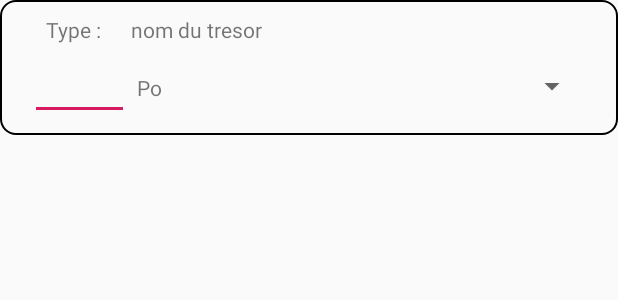
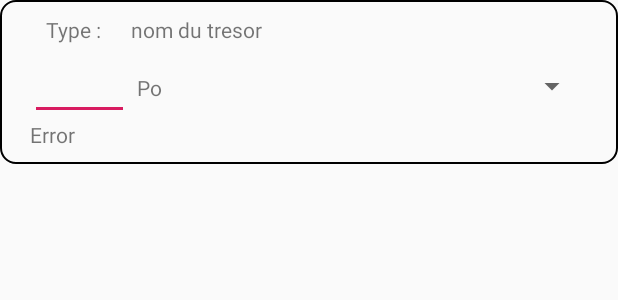
Before and after one commit to Y-YDev/PathfinderGenerator, an Android app: the layout treasure_elements.xml on its own in the app's theme, with its tools: preview values and no code run, on a phone screen of 412 x 824 dp. Shown: the top 300 px of the screen. Run offline under Robolectric (Android 15) with nearby library versions, the phone set to English and light mode, and no system bars.

```diff
--- a/App/app/src/main/res/layout/treasure_elements.xml
+++ b/App/app/src/main/res/layout/treasure_elements.xml
@@ -1,23 +1,24 @@
 <?xml version="1.0" encoding="utf-8"?>
 <LinearLayout xmlns:android="http://schemas.android.com/apk/res/android"
     xmlns:tools="http://schemas.android.com/tools"
-    android:orientation="vertical" android:layout_width="match_parent"
+    android:id="@+id/main_item_lin_layout"
+    android:layout_width="match_parent"
     android:layout_height="wrap_content"
-    android:background="@drawable/itemborder">
+    android:background="@drawable/itemborder"
+    android:orientation="vertical">
 
     <LinearLayout
         android:layout_width="match_parent"
         android:layout_height="match_parent"
-
         android:orientation="horizontal">
 
         <LinearLayout
             android:layout_width="0dp"
             android:layout_height="match_parent"
+            android:layout_marginHorizontal="10dp"
+            android:layout_marginBottom="5dp"
             android:layout_weight="1"
             android:gravity="center"
-            android:layout_marginHorizontal="10dp"
-            android:layout_marginBottom="5dp"
             android:orientation="horizontal">
 
             <TextView
@@ -39,8 +40,6 @@
         </LinearLayout>
 
 
-
-
     </LinearLayout>
 
     <LinearLayout
@@ -52,8 +51,8 @@
         <LinearLayout
             android:layout_width="0dp"
             android:layout_height="wrap_content"
+            android:layout_marginHorizontal="10dp"
             android:layout_weight="1"
-            android:layout_marginHorizontal="10dp"
             android:orientation="horizontal">
 
             <EditText
@@ -72,18 +71,19 @@
                 android:layout_height="wrap_content"
                 android:text="Po" />
         </LinearLayout>
+
         <Spinner
             android:id="@+id/probability_input"
             android:layout_width="0dp"
-            android:layout_weight="3"
+            android:layout_height="wrap_content"
             android:layout_marginHorizontal="10dp"
-            android:layout_height="wrap_content" />
+            android:layout_weight="3" />
     </LinearLayout>
 
     <TextView
         android:id="@+id/errorCustomGen"
         android:layout_width="match_parent"
         android:layout_height="wrap_content"
-        android:text="Error"
-        tools:visibility="gone" />
+        android:layout_marginStart="10dp"
+        android:text="Error" />
 </LinearLayout>
```
Also changed, not shown: App/app/src/main/java/com/wolveswithsword/pathfindergeneratorapp/View/Activity/Generation/CustomItemGenerationActivity.java (+39 -1 lines), App/app/src/main/java/com/wolveswithsword/pathfindergeneratorapp/View/RecyclerView_adapter_holder/Custom_treasure/CustomTreasureViewHolder.java (+15 -2 lines), App/app/src/main/java/com/wolveswithsword/pathfindergeneratorapp/View/RecyclerView_adapter_holder/RewardRecyclerViewAdapter.java (+9 -0 lines), App/app/src/main/res/layout/custom_item_creation.xml (+17 -1 lines).
